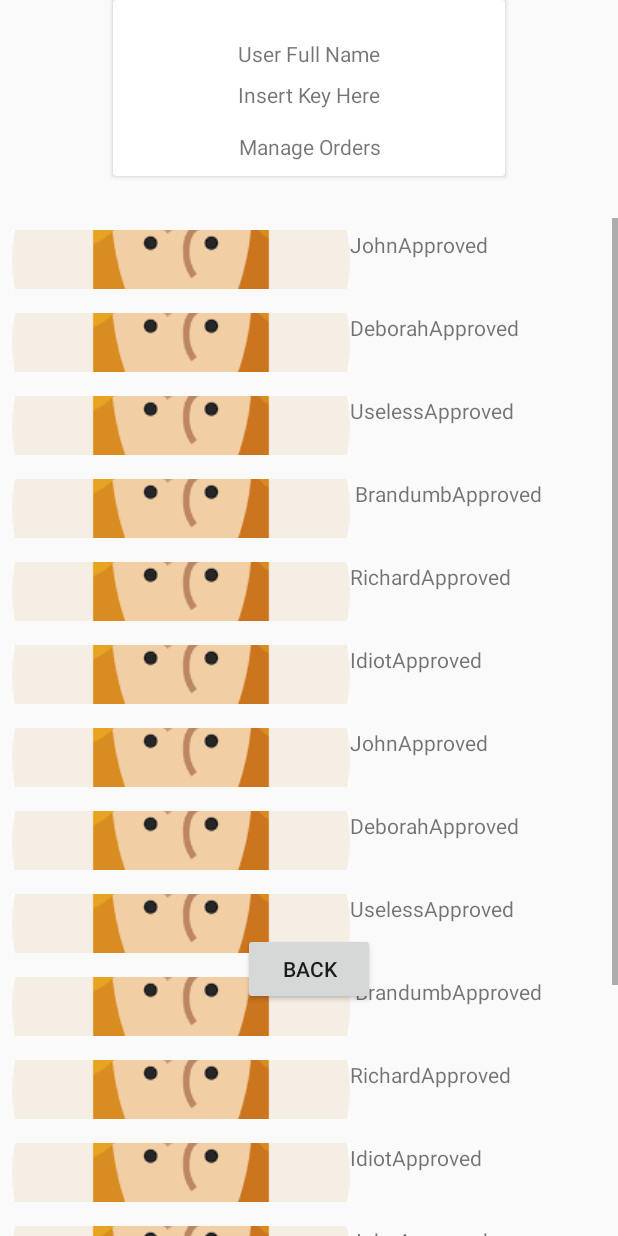
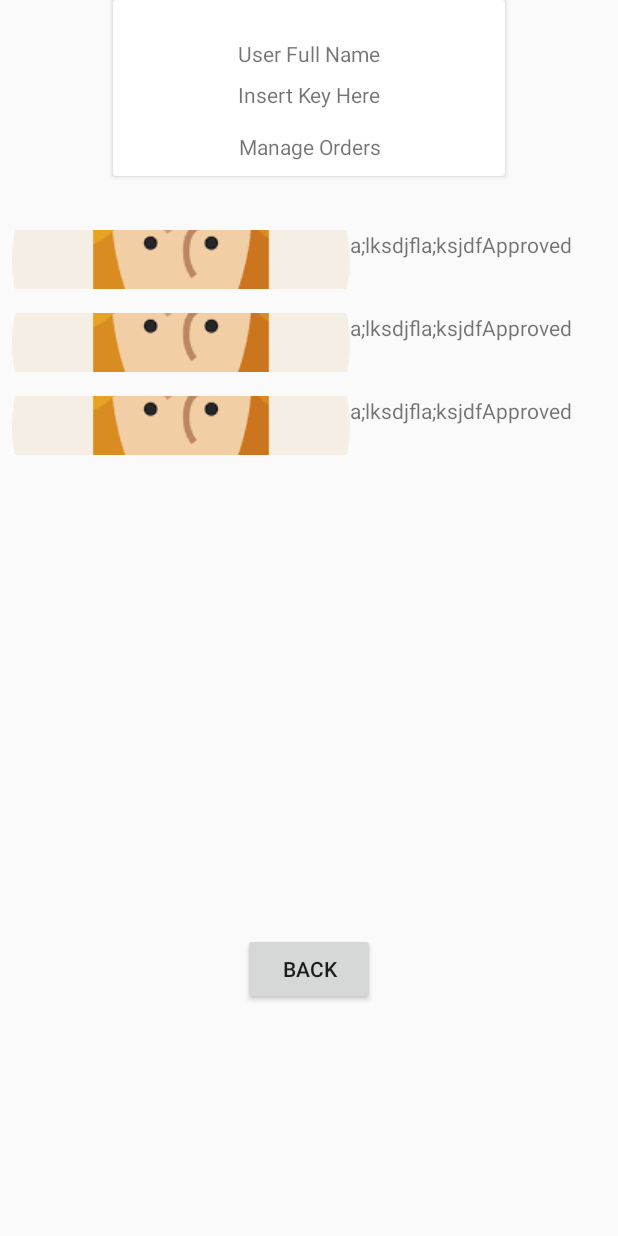
Before and after one commit to JohnSchroeder99/MarketFree, an Android app: the ManageOrderStatusActivity screen opened directly, with no data from a screen before it, on a phone screen of 412 x 824 dp. Run offline under Robolectric (Android 15) with nearby library versions, the phone set to English and light mode, and no system bars.

Commit message:
Added firebase dependencies and registered SHA1 fingerprint generated from keytool. Ready to use firebase and start pulling from the single order that is in firebase. Also ready for code cleanup reconsolidation and unit testing setup. Will need to provide functionality and new classes to handle full orders to include prouct details, transaction details, and dynamic loading of firebase crud operations.

```diff
--- a/app/build.gradle
+++ b/app/build.gradle
@@ -27,6 +27,9 @@ dependencies {
     implementation 'com.google.android.gms:play-services-auth:17.0.0'
     androidTestImplementation 'androidx.test:runner:1.2.0'
     androidTestImplementation 'androidx.test.espresso:espresso-core:3.2.0'
-    implementation 'androidx.recyclerview:recyclerview:1.0.0'
+    implementation 'androidx.recyclerview:recyclerview:1.1.0'
+    implementation 'com.google.firebase:firebase-analytics:17.2.1'
 
 }
+
+apply plugin: 'com.google.gms.google-services'
--- a/app/src/main/java/johnschroeders/marketfree/ManageOrderStatusActivity.java
+++ b/app/src/main/java/johnschroeders/marketfree/ManageOrderStatusActivity.java
@@ -12,8 +12,12 @@ import android.view.View;
 import android.widget.Button;
 
 import java.util.ArrayList;
+import java.util.Date;
+import java.util.HashMap;
 
 public class ManageOrderStatusActivity extends AppCompatActivity {
+
+
     private Button manageOrdersBackButton = null;
     private RecyclerView recyclerView = null;
     private RecyclerView.Adapter mAdapter;
@@ -26,6 +30,7 @@ public class ManageOrderStatusActivity extends AppCompatActivity {
         manageOrdersBackButton = findViewById(R.id.manageOrdersBackButton);
 
         manageOrdersBackButton.setOnClickListener(new View.OnClickListener() {
+
             @Override
             public void onClick(View view) {
                 Intent intent = new Intent(getApplicationContext(), UserMainPageActivity.class);
@@ -33,43 +38,34 @@ public class ManageOrderStatusActivity extends AppCompatActivity {
             }
         });
 
+        ArrayList<Order> orders = new ArrayList<>();
+        orders.add(createOrder());
+        orders.add(createOrder());
+        orders.add(createOrder());
 
-        ArrayList<String> names = new ArrayList<>();
-        names.add("John");
-        names.add("Deborah");
-        names.add("Useless");
-        names.add(" Brandumb");
-        names.add("Richard");
-        names.add("Idiot");
-        names.add("John");
-        names.add("Deborah");
-        names.add("Useless");
-        names.add(" Brandumb");
-        names.add("Richard");
-        names.add("Idiot");
-        names.add("John");
-        names.add("Deborah");
-        names.add("Useless");
-        names.add(" Brandumb");
-        names.add("Richard");
-        names.add("Idiot"); names.add("John");
-        names.add("Deborah");
-        names.add("Useless");
-        names.add(" Brandumb");
-        names.add("Richard");
-        names.add("Idiot");
-
-
-        Log.d("Creds", "before recyclerlayout set");
+        Log.d("OrderStatus", "before recyclerlayout set");
         recyclerView = findViewById(R.id.manageOrdersView);
         recyclerView.setLayoutManager(new LinearLayoutManager(this));
-        Log.d("Creds", "recyclerlayout set");
-        mAdapter = new MyRecylcerViewAdapterForOrdersStatus(this, names);
-        Log.d("Creds", "adapter initialized");
+        Log.d("OrderStatus", "recyclerlayout set");
+        mAdapter = new MyRecylcerViewAdapterForOrdersStatus(this, orders);
+        Log.d("OrderStatus", "adapter initialized");
         recyclerView.setAdapter(mAdapter);
-        Log.d("Creds", "adapter made");
+        Log.d("OrderStatus", "adapter made");
 
 
     }
 
+    //TODO this will be generated using firebase calls
+    public Order createOrder() {
+        Order order1 = new Order();
+        order1.setProducerKey("a;lksdjfla;ksjdf");
+        order1.setAmountPaid(12.00);
+        order1.setDateDelivered(new Date());
+        order1.setOrderDescriptionAndQuantity(new HashMap<String, Integer>());
+        order1.putOrderDescriptionAndQuantity("nails", 1);
+
+        return order1;
+    }
+
+
 }
--- a/app/src/main/java/johnschroeders/marketfree/MyRecylcerViewAdapterForOrdersStatus.java
+++ b/app/src/main/java/johnschroeders/marketfree/MyRecylcerViewAdapterForOrdersStatus.java
@@ -10,18 +10,16 @@ import android.widget.TextView;
 import androidx.annotation.NonNull;
 import androidx.recyclerview.widget.RecyclerView;
 
-import org.w3c.dom.Text;
-
 import java.util.ArrayList;
 
 public class MyRecylcerViewAdapterForOrdersStatus extends RecyclerView.Adapter<MyRecylcerViewAdapterForOrdersStatus.ViewHolder> {
 
-    private ArrayList<String> mData;
+    private ArrayList<Order> mData;
     private LayoutInflater mInflater;
     private ItemClickListener mClickListener;
 
     // data is passed into the constructor
-    MyRecylcerViewAdapterForOrdersStatus(Context context, ArrayList<String> data) {
+    MyRecylcerViewAdapterForOrdersStatus(Context context, ArrayList<Order> data) {
         this.mInflater = LayoutInflater.from(context);
         this.mData = data;
     }
@@ -40,9 +38,9 @@ public class MyRecylcerViewAdapterForOrdersStatus extends RecyclerView.Adapter<M
     @Override
     public void onBindViewHolder(ViewHolder holder, int position) {
         Log.d("Manage", "on bind myrecylcer");
-        String name = mData.get(position);
 
-        holder.myTextView.setText(name);
+
+        holder.myTextView.setText(mData.get(1).getProducerKey());
         holder.statusTextView.setText(R.string.OrderStatusApproved);
     }
 
@@ -73,7 +71,8 @@ public class MyRecylcerViewAdapterForOrdersStatus extends RecyclerView.Adapter<M
 
     // convenience method for getting data at click position
     String getItem(int id) {
-        return mData.get(id);
+        //TODO need to return data on click.
+        return null;
     }
 
     // allows clicks events to be caught
--- /dev/null
+++ b/app/src/main/java/johnschroeders/marketfree/Order.java
@@ -0,0 +1,99 @@
+package johnschroeders.marketfree;
+
+import java.util.Date;
+import java.util.HashMap;
+
+public class Order {
+    private double orderID;
+    private String producerKey;
+    private String customerKey;
+    private String productID;
+    private String orderStatus;
+    private HashMap<String, Integer> orderDescriptionAndQuantity;
+    private Date dateOrdered;
+    private Date dateDelivered;
+    private Date dateCanceled;
+    private double amountPaid;
+
+    public void setOrderDescriptionAndQuantity(HashMap<String, Integer> orderDescriptionAndQuantity) {
+        this.orderDescriptionAndQuantity = orderDescriptionAndQuantity;
+    }
+
+    public double getOrderID() {
+        return orderID;
+    }
+
+    public void setOrderID(double orderID) {
+        this.orderID = orderID;
+    }
+
+    public HashMap<String, Integer> getOrderDescriptionAndQuantity() {
+        return orderDescriptionAndQuantity;
+    }
+
+    public void putOrderDescriptionAndQuantity(String description, Integer amount) {
+        this.orderDescriptionAndQuantity.put(description, amount);
+    }
+
+    public void removeOrderDescriptionAndQuantity(String description) {
+        this.orderDescriptionAndQuantity.remove(description);
+    }
+
+
+    public void setProducerKey(String producerKey) {
+        this.producerKey = producerKey;
+    }
+
+    public void setCustomerKey(String customerKey) {
+        this.customerKey = customerKey;
+    }
+
+
+    public void setProductID(String productID) {
+        this.productID = productID;
+    }
+
+    public void setOrderStatus(String orderStatus) {
+        this.orderStatus = orderStatus;
+    }
+
+    public void setDateOrdered(Date dateOrdered) {
+        this.dateOrdered = dateOrdered;
+    }
+
+    public void setDateDelivered(Date dateDelivered) {
+        this.dateDelivered = dateDelivered;
+    }
+
+    public void setAmountPaid(double amountPaid) {
+        this.amountPaid = amountPaid;
+    }
+
+    public String getProducerKey() {
+        return producerKey;
+    }
+
+    public String getCustomerKey() {
+        return customerKey;
+    }
+
+    public String getProductID() {
+        return productID;
+    }
+
+    public String getOrderStatus() {
+        return orderStatus;
+    }
+
+    public Date getDateOrdered() {
+        return dateOrdered;
+    }
+
+    public Date getDateDelivered() {
+        return dateDelivered;
+    }
+
+    public double getAmountPaid() {
+        return amountPaid;
+    }
+}
--- a/build.gradle
+++ b/build.gradle
@@ -8,6 +8,7 @@ buildscript {
     }
     dependencies {
         classpath 'com.android.tools.build:gradle:3.5.2'
+        classpath 'com.google.gms:google-services:4.3.2'
         // NOTE: Do not place your application dependencies here; they belong
         // in the individual module build.gradle files
     }
```
Also changed, not shown: 1 other file.
